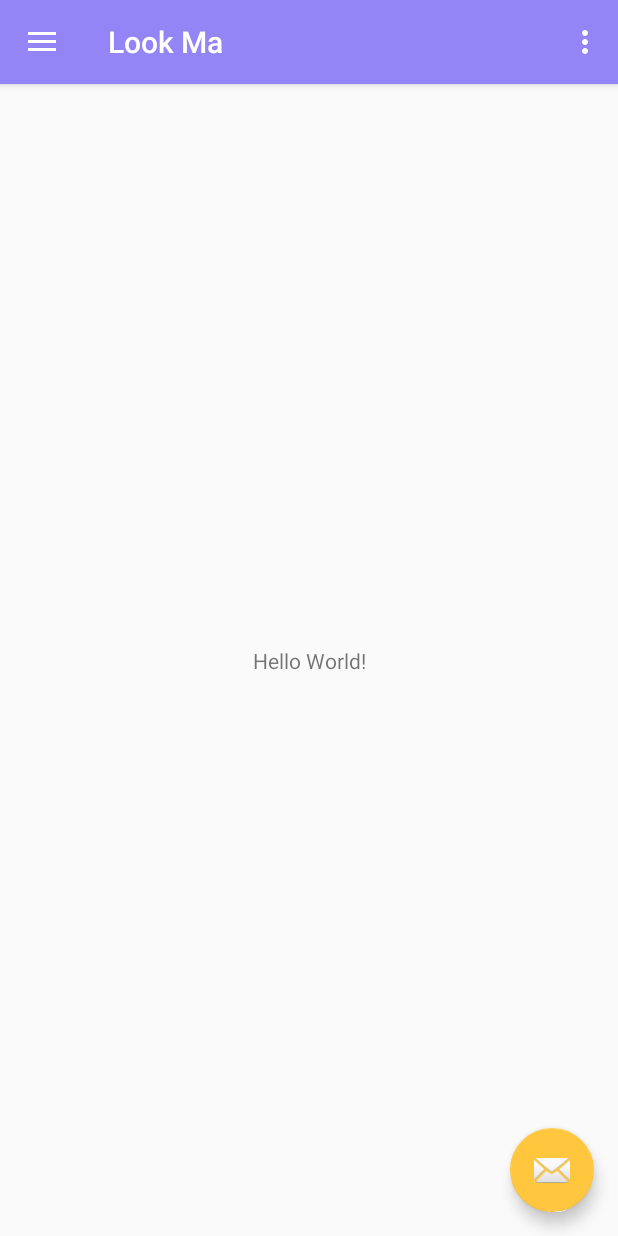
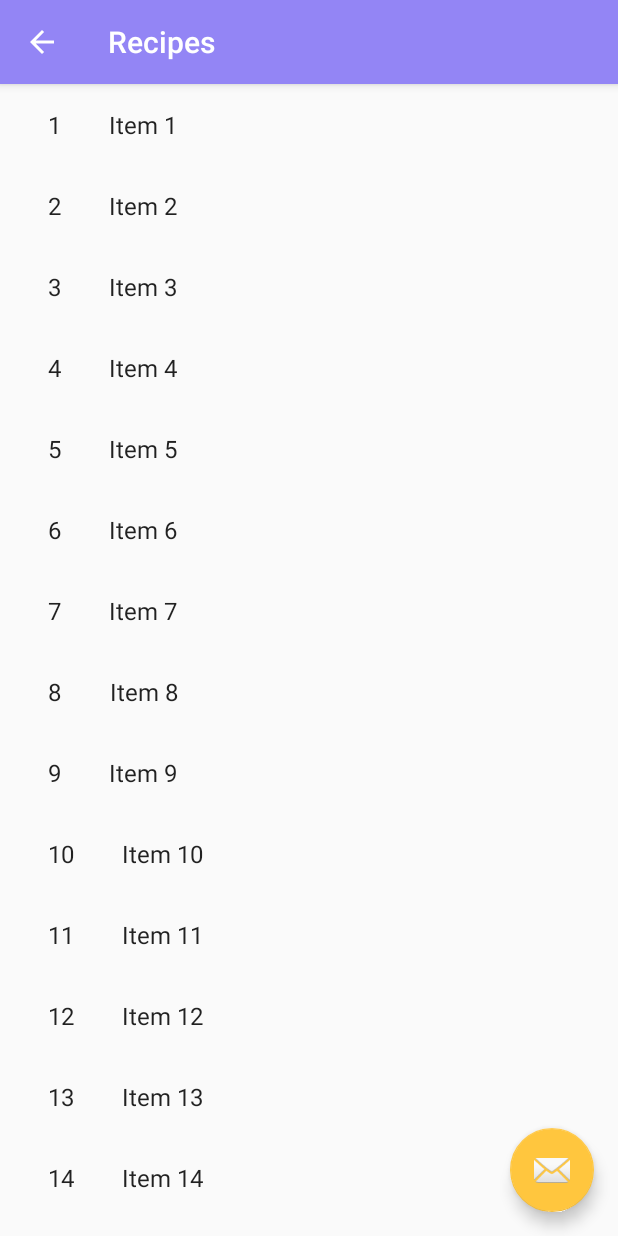
Before and after one commit to paulentine/LookMaApp, an Android app: the screen it shows after launch (MainActivity before the commit, RecipeListActivity after it), in the side drawer, after a tap on "See Collection", on a phone screen of 412 x 824 dp. Run offline under Robolectric (Android 15) with nearby library versions, the phone set to English and light mode, and no system bars.

Commit message:
Add new activities: Recipes (list) & Recipe (details)

```diff
--- a/app/build.gradle
+++ b/app/build.gradle
@@ -34,6 +34,7 @@ dependencies {
     implementation 'androidx.legacy:legacy-support-v4:1.0.0'
     implementation 'com.google.android.material:material:1.0.0'
     implementation 'androidx.constraintlayout:constraintlayout:1.1.3'
+    implementation 'androidx.recyclerview:recyclerview:1.0.0'
     testImplementation 'junit:junit:4.12'
     androidTestImplementation 'androidx.test:runner:1.2.0'
     androidTestImplementation 'androidx.test.espresso:espresso-core:3.2.0'
--- a/app/src/main/java/com/paulentine/android/lookmaapp/MainActivity.java
+++ b/app/src/main/java/com/paulentine/android/lookmaapp/MainActivity.java
@@ -92,8 +92,8 @@ public class MainActivity extends AppCompatActivity
         } else if (id == R.id.nav_add) {
             Toast.makeText(this, "This is Add to Collection", Toast.LENGTH_SHORT).show();
         } else if (id == R.id.nav_view) {
-//            Intent i = new Intent(MainActivity.this,TutorialListActivity.class);
-//            startActivity(i);
+            Intent i = new Intent(MainActivity.this,RecipeListActivity.class);
+            startActivity(i);
             Toast.makeText(this, "This is See Collection", Toast.LENGTH_SHORT).show();
         }
 
--- /dev/null
+++ b/app/src/main/java/com/paulentine/android/lookmaapp/RecipeListActivity.java
@@ -0,0 +1,170 @@
+package com.paulentine.android.lookmaapp;
+
+import android.content.Context;
+import android.content.Intent;
+import android.os.Bundle;
+
+import androidx.annotation.NonNull;
+import androidx.appcompat.app.AppCompatActivity;
+import androidx.recyclerview.widget.RecyclerView;
+import androidx.appcompat.widget.Toolbar;
+
+import com.google.android.material.floatingactionbutton.FloatingActionButton;
+import com.google.android.material.snackbar.Snackbar;
+
+import android.view.LayoutInflater;
+import android.view.View;
+import android.view.ViewGroup;
+import android.widget.TextView;
+
+import androidx.core.app.NavUtils;
+import androidx.appcompat.app.ActionBar;
+
+import android.view.MenuItem;
+
+import com.paulentine.android.lookmaapp.dummy.DummyContent;
+
+import java.util.List;
+
+/**
+ * An activity representing a list of Recipes. This activity
+ * has different presentations for handset and tablet-size devices. On
+ * handsets, the activity presents a list of items, which when touched,
+ * lead to a {@link RecipeDetailActivity} representing
+ * item details. On tablets, the activity presents the list of items and
+ * item details side-by-side using two vertical panes.
+ */
+public class RecipeListActivity extends AppCompatActivity {
+
+    /**
+     * Whether or not the activity is in two-pane mode, i.e. running on a tablet
+     * device.
+     */
+    private boolean mTwoPane;
+
+    @Override
+    protected void onCreate(Bundle savedInstanceState) {
+        super.onCreate(savedInstanceState);
+        setContentView(R.layout.activity_recipe_list);
+
+        Toolbar toolbar = (Toolbar) findViewById(R.id.toolbar);
+        setSupportActionBar(toolbar);
+        toolbar.setTitle(getTitle());
+
+        FloatingActionButton fab = (FloatingActionButton) findViewById(R.id.fab);
+        fab.setOnClickListener(new View.OnClickListener() {
+            @Override
+            public void onClick(View view) {
+                Snackbar.make(view, "Replace with your own action", Snackbar.LENGTH_LONG)
+                        .setAction("Action", null).show();
+            }
+        });
+        // Show the Up button in the action bar.
+        ActionBar actionBar = getSupportActionBar();
+        if (actionBar != null) {
+            actionBar.setDisplayHomeAsUpEnabled(true);
+        }
+
+        if (findViewById(R.id.recipe_detail_container) != null) {
+            // The detail container view will be present only in the
+            // large-screen layouts (res/values-w900dp).
+            // If this view is present, then the
+            // activity should be in two-pane mode.
+            mTwoPane = true;
+        }
+
+        View recyclerView = findViewById(R.id.recipe_list);
+        assert recyclerView != null;
+        setupRecyclerView((RecyclerView) recyclerView);
+    }
+
+    @Override
+    public boolean onOptionsItemSelected(MenuItem item) {
+        int id = item.getItemId();
+        if (id == android.R.id.home) {
+            // This ID represents the Home or Up button. In the case of this
+            // activity, the Up button is shown. Use NavUtils to allow users
+            // to navigate up one level in the application structure. For
+            // more details, see the Navigation pattern on Android Design:
+            //
+            // http://developer.android.com/design/patterns/navigation.html#up-vs-back
+            //
+            NavUtils.navigateUpFromSameTask(this);
+            return true;
+        }
+        return super.onOptionsItemSelected(item);
+    }
+
+    private void setupRecyclerView(@NonNull RecyclerView recyclerView) {
+        recyclerView.setAdapter(new SimpleItemRecyclerViewAdapter(this, DummyContent.ITEMS, mTwoPane));
+    }
+
+    public static class SimpleItemRecyclerViewAdapter
+            extends RecyclerView.Adapter<SimpleItemRecyclerViewAdapter.ViewHolder> {
+
+        private final RecipeListActivity mParentActivity;
+        private final List<DummyContent.DummyItem> mValues;
+        private final boolean mTwoPane;
+        private final View.OnClickListener mOnClickListener = new View.OnClickListener() {
+            @Override
+            public void onClick(View view) {
+                DummyContent.DummyItem item = (DummyContent.DummyItem) view.getTag();
+                if (mTwoPane) {
+                    Bundle arguments = new Bundle();
+                    arguments.putString(RecipeDetailFragment.ARG_ITEM_ID, item.id);
+                    RecipeDetailFragment fragment = new RecipeDetailFragment();
+                    fragment.setArguments(arguments);
+                    mParentActivity.getSupportFragmentManager().beginTransaction()
+                            .replace(R.id.recipe_detail_container, fragment)
+                            .commit();
+                } else {
+                    Context context = view.getContext();
+                    Intent intent = new Intent(context, RecipeDetailActivity.class);
+                    intent.putExtra(RecipeDetailFragment.ARG_ITEM_ID, item.id);
+
+                    context.startActivity(intent);
+                }
+            }
+        };
+
+        SimpleItemRecyclerViewAdapter(RecipeListActivity parent,
+                                      List<DummyContent.DummyItem> items,
+                                      boolean twoPane) {
+            mValues = items;
+            mParentActivity = parent;
+            mTwoPane = twoPane;
+        }
+
+        @Override
+        public ViewHolder onCreateViewHolder(ViewGroup parent, int viewType) {
+            View view = LayoutInflater.from(parent.getContext())
+                    .inflate(R.layout.recipe_list_content, parent, false);
+            return new ViewHolder(view);
+        }
+
+        @Override
+        public void onBindViewHolder(final ViewHolder holder, int position) {
+            holder.mIdView.setText(mValues.get(position).id);
+            holder.mContentView.setText(mValues.get(position).content);
+
+            holder.itemView.setTag(mValues.get(position));
+            holder.itemView.setOnClickListener(mOnClickListener);
+        }
+
+        @Override
+        public int getItemCount() {
+            return mValues.size();
+        }
+
+        class ViewHolder extends RecyclerView.ViewHolder {
+            final TextView mIdView;
+            final TextView mContentView;
+
+            ViewHolder(View view) {
+                super(view);
+                mIdView = (TextView) view.findViewById(R.id.id_text);
+                mContentView = (TextView) view.findViewById(R.id.content);
+            }
+        }
+    }
+}
--- /dev/null
+++ b/app/src/main/java/com/paulentine/android/lookmaapp/dummy/DummyContent.java
@@ -0,0 +1,72 @@
+package com.paulentine.android.lookmaapp.dummy;
+
+import java.util.ArrayList;
+import java.util.HashMap;
+import java.util.List;
+import java.util.Map;
+
+/**
+ * Helper class for providing sample content for user interfaces created by
+ * Android template wizards.
+ * <p>
+ * TODO: Replace all uses of this class before publishing your app.
+ */
+public class DummyContent {
+
+    /**
+     * An array of sample (dummy) items.
+     */
+    public static final List<DummyItem> ITEMS = new ArrayList<DummyItem>();
+
+    /**
+     * A map of sample (dummy) items, by ID.
+     */
+    public static final Map<String, DummyItem> ITEM_MAP = new HashMap<String, DummyItem>();
+
+    private static final int COUNT = 25;
+
+    static {
+        // Add some sample items.
+        for (int i = 1; i <= COUNT; i++) {
+            addItem(createDummyItem(i));
+        }
+    }
+
+    private static void addItem(DummyItem item) {
+        ITEMS.add(item);
+        ITEM_MAP.put(item.id, item);
+    }
+
+    private static DummyItem createDummyItem(int position) {
+        return new DummyItem(String.valueOf(position), "Item " + position, makeDetails(position));
+    }
+
+    private static String makeDetails(int position) {
+        StringBuilder builder = new StringBuilder();
+        builder.append("Details about Item: ").append(position);
+        for (int i = 0; i < position; i++) {
+            builder.append("\nMore details information here.");
+        }
+        return builder.toString();
+    }
+
+    /**
+     * A dummy item representing a piece of content.
+     */
+    public static class DummyItem {
+        public final String id;
+        public final String content;
+        public final String details;
+
+        public DummyItem(String id, String content, String details) {
+            this.id = id;
+            this.content = content;
+            this.details = details;
+        }
+
+        @Override
+        public String toString() {
+            return content;
+        }
+    }
+}
--- /dev/null
+++ b/app/src/main/res/layout-w900dp/recipe_list.xml
@@ -0,0 +1,39 @@
+<?xml version="1.0" encoding="utf-8"?>
+<LinearLayout xmlns:android="http://schemas.android.com/apk/res/android"
+    xmlns:app="http://schemas.android.com/apk/res-auto"
+    xmlns:tools="http://schemas.android.com/tools"
+    android:layout_width="match_parent"
+    android:layout_height="match_parent"
+    android:layout_marginLeft="16dp"
+    android:layout_marginRight="16dp"
+    android:baselineAligned="false"
+    android:divider="?android:attr/dividerHorizontal"
+    android:orientation="horizontal"
+    android:showDividers="middle"
+    tools:context=".RecipeListActivity">
+
+    <!--
+    This layout is a two-pane layout for the Recipes
+    master/detail flow.
+
+    -->
+
+    <androidx.recyclerview.widget.RecyclerView xmlns:android="http://schemas.android.com/apk/res/android"
+        xmlns:tools="http://schemas.android.com/tools"
+        android:id="@+id/recipe_list"
+        android:name="com.paulentine.android.lookmaapp.RecipeListFragment"
+        android:layout_width="@dimen/item_width"
+        android:layout_height="match_parent"
+        android:layout_marginLeft="16dp"
+        android:layout_marginRight="16dp"
+        app:layoutManager="LinearLayoutManager"
+        tools:context="com.paulentine.android.lookmaapp.RecipeListActivity"
+        tools:listitem="@layout/recipe_list_content" />
+
+    <FrameLayout
+        android:id="@+id/recipe_detail_container"
+        android:layout_width="0dp"
+        android:layout_height="match_parent"
+        android:layout_weight="3" />
+
+</LinearLayout>
--- /dev/null
+++ b/app/src/main/res/layout/activity_recipe_list.xml
@@ -0,0 +1,42 @@
+<?xml version="1.0" encoding="utf-8"?>
+<androidx.coordinatorlayout.widget.CoordinatorLayout xmlns:android="http://schemas.android.com/apk/res/android"
+    xmlns:app="http://schemas.android.com/apk/res-auto"
+    xmlns:tools="http://schemas.android.com/tools"
+    android:layout_width="match_parent"
+    android:layout_height="match_parent"
+    android:fitsSystemWindows="true"
+    tools:context=".RecipeListActivity">
+
+    <com.google.android.material.appbar.AppBarLayout
+        android:id="@+id/app_bar"
+        android:layout_width="match_parent"
+        android:layout_height="wrap_content"
+        android:theme="@style/AppTheme.AppBarOverlay">
+
+        <androidx.appcompat.widget.Toolbar
+            android:id="@+id/toolbar"
+            android:layout_width="match_parent"
+            android:layout_height="?attr/actionBarSize"
+            app:popupTheme="@style/AppTheme.PopupOverlay" />
+
+    </com.google.android.material.appbar.AppBarLayout>
+
+    <FrameLayout
+        android:id="@+id/frameLayout"
+        android:layout_width="match_parent"
+        android:layout_height="match_parent"
+        app:layout_behavior="@string/appbar_scrolling_view_behavior">
+
+        <include layout="@layout/recipe_list" />
+    </FrameLayout>
+
+    <com.google.android.material.floatingactionbutton.FloatingActionButton
+        android:id="@+id/fab"
+        android:layout_width="wrap_content"
+        android:layout_height="wrap_content"
+        android:layout_gravity="bottom|end"
+        android:layout_margin="@dimen/fab_margin"
+        app:srcCompat="@android:drawable/ic_dialog_email" />
+
+
+</androidx.coordinatorlayout.widget.CoordinatorLayout>
--- /dev/null
+++ b/app/src/main/res/layout/recipe_list.xml
@@ -0,0 +1,13 @@
+<?xml version="1.0" encoding="utf-8"?>
+<androidx.recyclerview.widget.RecyclerView xmlns:android="http://schemas.android.com/apk/res/android"
+    xmlns:app="http://schemas.android.com/apk/res-auto"
+    xmlns:tools="http://schemas.android.com/tools"
+    android:id="@+id/recipe_list"
+    android:name="com.paulentine.android.lookmaapp.RecipeListFragment"
+    android:layout_width="match_parent"
+    android:layout_height="match_parent"
+    android:layout_marginLeft="16dp"
+    android:layout_marginRight="16dp"
+    app:layoutManager="LinearLayoutManager"
+    tools:context=".RecipeListActivity"
+    tools:listitem="@layout/recipe_list_content" />
--- /dev/null
+++ b/app/src/main/res/layout/recipe_list_content.xml
@@ -0,0 +1,20 @@
+<?xml version="1.0" encoding="utf-8"?>
+<LinearLayout xmlns:android="http://schemas.android.com/apk/res/android"
+    android:layout_width="wrap_content"
+    android:layout_height="wrap_content"
+    android:orientation="horizontal">
+
+    <TextView
+        android:id="@+id/id_text"
+        android:layout_width="wrap_content"
+        android:layout_height="wrap_content"
+        android:layout_margin="@dimen/text_margin"
+        android:textAppearance="?attr/textAppearanceListItem" />
+
+    <TextView
+        android:id="@+id/content"
+        android:layout_width="wrap_content"
+        android:layout_height="wrap_content"
+        android:layout_margin="@dimen/text_margin"
+        android:textAppearance="?attr/textAppearanceListItem" />
+</LinearLayout>
--- a/app/src/main/res/values/strings.xml
+++ b/app/src/main/res/values/strings.xml
@@ -15,4 +15,6 @@
     <string name="title_steps">STEPS</string>
 
     <string name="recipe_author">By: Some Famous Food Blog</string>
+    <string name="title_recipe_list">Recipes</string>
+    <string name="title_recipe_detail">Recipe Detail</string>
 </resources>
```
Also changed, not shown: app/src/main/AndroidManifest.xml (+18 -0 lines), app/src/main/java/com/paulentine/android/lookmaapp/RecipeDetailActivity.java (added, +86 -0 lines), app/src/main/java/com/paulentine/android/lookmaapp/RecipeDetailFragment.java (added, +72 -0 lines), app/src/main/res/layout/activity_recipe_detail.xml (added, +54 -0 lines), app/src/main/res/layout/recipe_detail.xml (added, +10 -0 lines).
